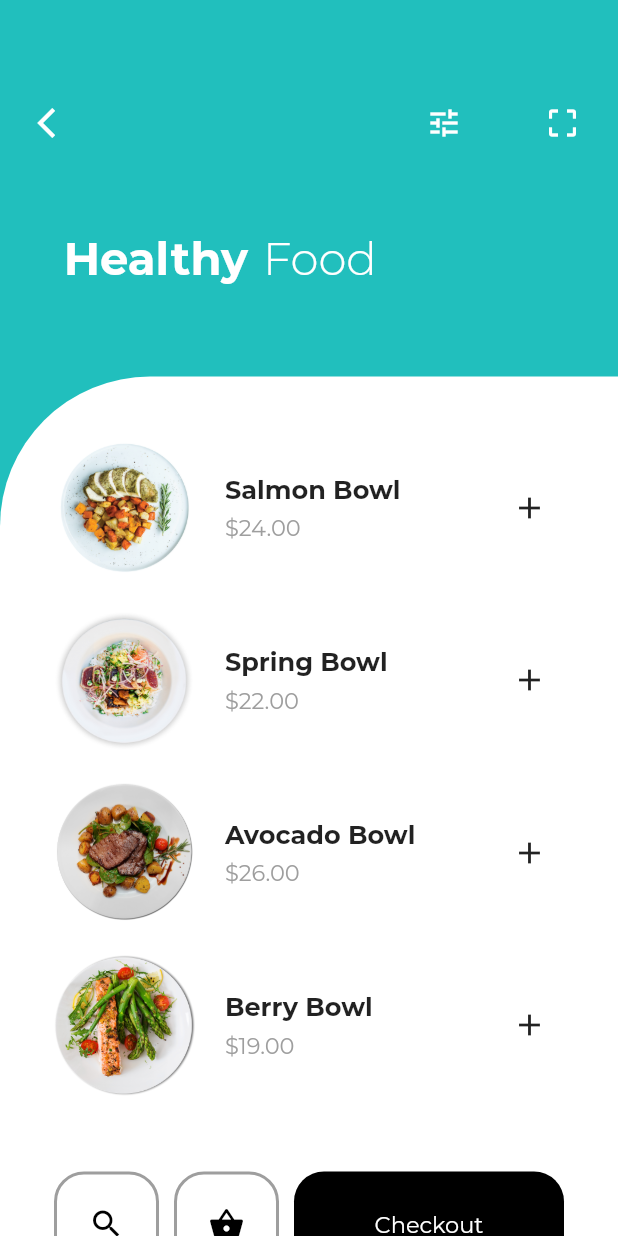
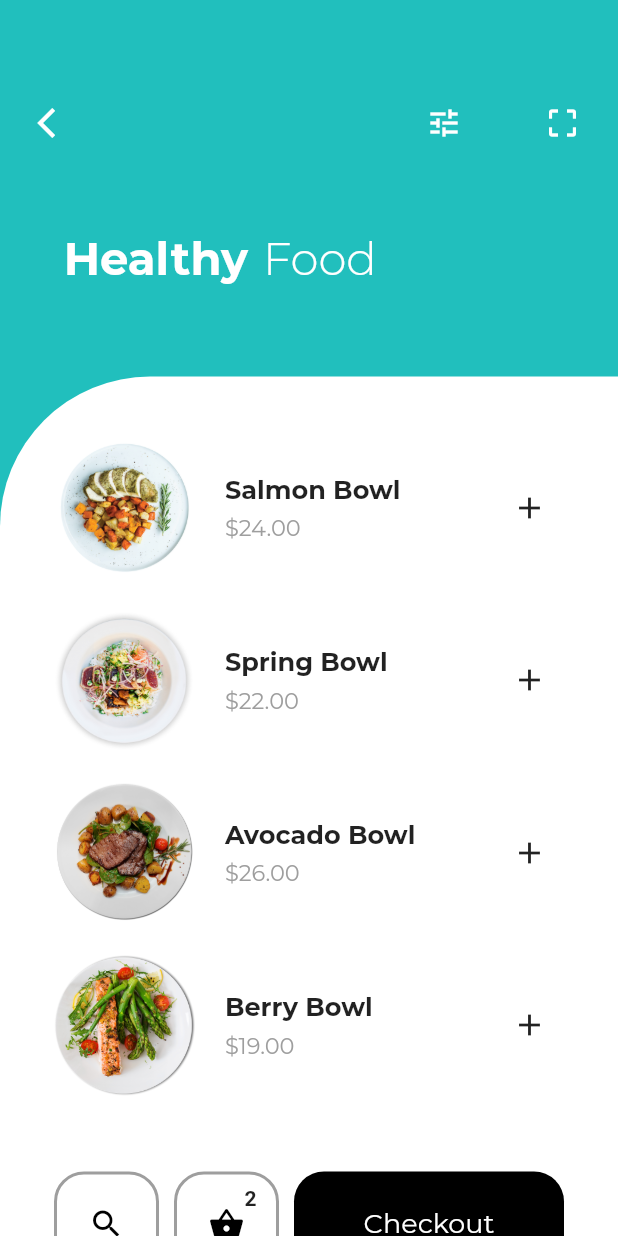
Before and after one commit to littleironical/Food_Delivery_App, a Flutter app: the screen it shows after launch, on a phone screen of 412 x 824 dp. Run offline on Flutter 3.47's test engine with Material 2 defaults, Android fonts, the phone set to English and light mode, and no system bars.

Commit message:
new edits

```diff
--- a/lib/DetailsPage.dart
+++ b/lib/DetailsPage.dart
@@ -1,6 +1,11 @@
 import 'package:flutter/material.dart';
 
 class DetailsPage extends StatelessWidget {
+DetailsPage({this.img, this.name, this.price});
+  final img;
+  final name;
+  final price;
+
   @override
   Widget build(BuildContext context) {
     return MaterialApp(
@@ -46,7 +51,25 @@ class DetailsPage extends StatelessWidget {
                     ),
                   ],
                 ),
-              )
+              ),
+
+              new Expanded(
+                child: new Stack(
+                  fit: StackFit.loose,
+                  alignment: Alignment.bottomCenter,
+                  overflow: Overflow.clip,
+                  children: <Widget>[
+                    Positioned(
+                      child: Image(
+                        image: AssetImage(img),
+                        fit: BoxFit.cover,
+                        height: 95.0,
+                        width: 95.0
+                      ),
+                    )
+                  ],
+                ),
+              ),
             ],
           ),
         ),
--- a/lib/main.dart
+++ b/lib/main.dart
@@ -66,6 +66,7 @@ class _HomeState extends State<Home> {
               SizedBox(height: 60.0,),
 
               //IN THIS CASE I'M NOT ABLE TO DO THE PROPER ALIGNMENT
+
               // new RichText(
               //     textAlign: TextAlign.start,
               //     text: TextSpan(
@@ -129,6 +130,7 @@ class _HomeState extends State<Home> {
                       Contents(img: 'assets/plate6.png', name: 'Avocado Bowl', price:'\$26.00'),
                       Contents(img: 'assets/plate5.png', name: 'Berry Bowl', price: '\$19.00'),
                       SizedBox(height: 50.0,),
+
                       Row(
                         mainAxisAlignment: MainAxisAlignment.center,
                         children: <Widget>[
@@ -148,6 +150,7 @@ class _HomeState extends State<Home> {
                             ),
                           ),
                           SizedBox(width: 10.0),
+
                           Container(
                             width: 70.0,
                             height: 70.0,
@@ -159,11 +162,27 @@ class _HomeState extends State<Home> {
                               ),
                               borderRadius: BorderRadius.circular(20.0)
                             ),
-                            child: Icon(Icons.shopping_basket,
-                              color: Colors.black,
-                            ),
+                            child: Center(
+                              child: Stack(fit: StackFit.expand,
+                                children: <Widget>[
+                                  Icon(Icons.shopping_basket,
+                                    color: Colors.black,
+                                  ),
+                                  Positioned(
+                                    child: Text('2',
+                                      style: TextStyle(
+                                        fontWeight: FontWeight.bold
+                                      ),
+                                    ),
+                                    left: 45.0,
+                                    bottom: 42.0,
+                                  )
+                                ],
+                              ),
+                            )
                           ),
                           SizedBox(width: 10.0),
+
                           Container(
                             width: 180.0,
                             height: 70.0,
@@ -177,7 +196,7 @@ class _HomeState extends State<Home> {
                                 style: TextStyle(
                                  fontFamily: 'Montserrat',
                                  color: Colors.white,
-                                 fontSize: 15.0,
+                                 fontSize: 18.0,
                                 )
                               ),
                             )
```
